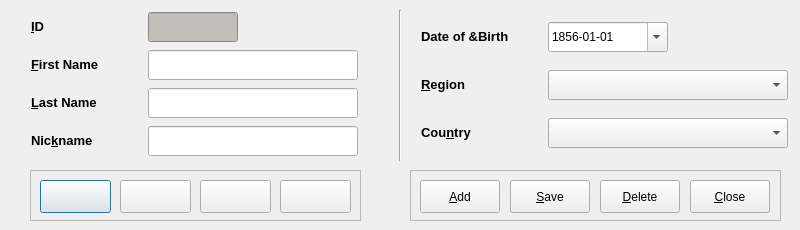
First picture: the form in code/pyqt/gui/manager_entry.ui, repository soccermetrics/marcotti-desktop, before the edit.
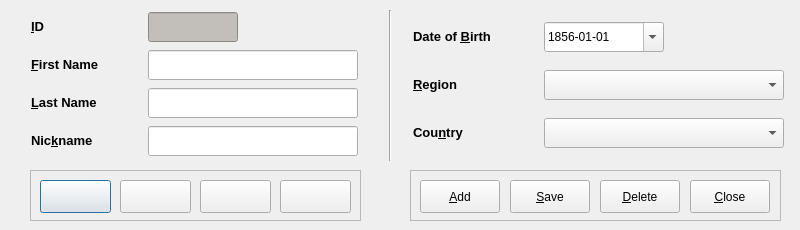
Second picture: the form after the edit. Icons and pictures are not drawn.

Commit message: Set keyboard shortcut for DOB field in Personnel dialogs (#96)

Diff of the .ui file:
```diff
--- a/code/pyqt/gui/manager_entry.ui
+++ b/code/pyqt/gui/manager_entry.ui
@@ -322,7 +322,7 @@
   <widget class="Line" name="line">
    <property name="geometry">
     <rect>
-     <x>390</x>
+     <x>380</x>
      <y>10</y>
      <width>20</width>
      <height>151</height>
@@ -527,12 +527,12 @@
     </item>
    </layout>
   </widget>
-  <widget class="QWidget" name="">
+  <widget class="QWidget" name="layoutWidget">
    <property name="geometry">
     <rect>
-     <x>420</x>
+     <x>408</x>
      <y>10</y>
-     <width>369</width>
+     <width>381</width>
      <height>151</height>
     </rect>
    </property>
@@ -558,6 +558,9 @@
 &lt;/style&gt;&lt;/head&gt;&lt;body style=&quot; font-family:'Sans Serif'; font-size:10pt; font-weight:400; font-style:normal;&quot;&gt;
 &lt;p style=&quot; margin-top:0px; margin-bottom:0px; margin-left:0px; margin-right:0px; -qt-block-indent:0; text-indent:0px;&quot;&gt;&lt;span style=&quot; font-weight:600;&quot;&gt;Date of &amp;amp;Birth&lt;/span&gt;&lt;/p&gt;&lt;/body&gt;&lt;/html&gt;</string>
       </property>
+      <property name="buddy">
+       <cstring>mgrDOBEdit</cstring>
+      </property>
      </widget>
     </item>
     <item row="0" column="1">
```
The commit also changes 5 other files.
